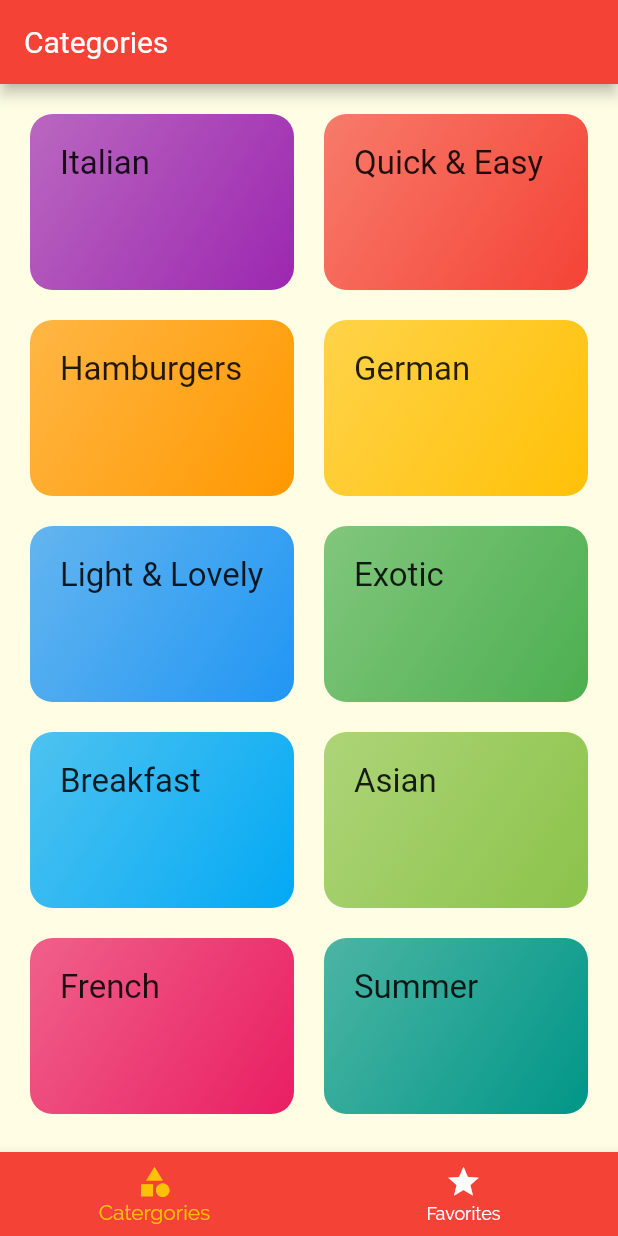
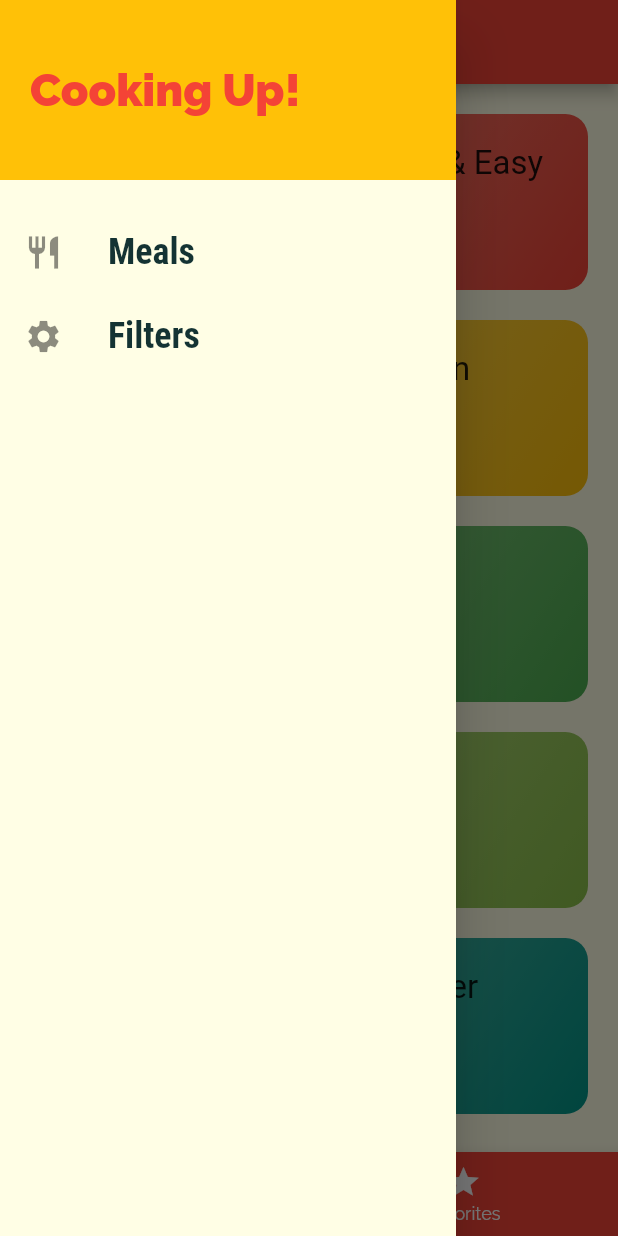
Before and after one commit to archrave/Pocket-Recipes-App, a Flutter app: the screen it shows after launch, with the side drawer open (before the commit the screen has no drawer), on a phone screen of 412 x 824 dp. Run offline on Flutter 3.47's test engine with Material 2 defaults, Android fonts, the phone set to English and light mode, and no system bars.

Commit message:
Added a side drawer

```diff
--- a/lib/screens/tabs_screen.dart
+++ b/lib/screens/tabs_screen.dart
@@ -1,4 +1,5 @@
 import 'package:flutter/material.dart';
+import '../widgets/main_drawer.dart';
 import './categories_screen.dart';
 import './favorites_screen.dart';
 
@@ -29,6 +30,7 @@ class _TabsScreenState extends State<TabsScreen> {
           _tabList[_selectedPageIndex]['title'],
         ),
       ),
+      drawer: MainDrawer(),
       bottomNavigationBar: BottomNavigationBar(
         onTap: _selectPage,
         backgroundColor: Theme.of(context).primaryColor,
--- /dev/null
+++ b/lib/widgets/main_drawer.dart
@@ -0,0 +1,50 @@
+import 'package:flutter/material.dart';
+
+class MainDrawer extends StatelessWidget {
+  Widget buildListtile(IconData icon, String title) {
+    return ListTile(
+      leading: Icon(
+        icon,
+        size: 26,
+      ),
+      title: Text(
+        title,
+        style: TextStyle(
+            fontFamily: 'RobotoCondensed',
+            fontWeight: FontWeight.bold,
+            fontSize: 24),
+      ),
+      onTap: () {},
+    );
+  }
+
+  @override
+  Widget build(BuildContext context) {
+    return Drawer(
+      child: Column(
+        children: [
+          Container(
+            height: 120,
+            width: double.infinity,
+            padding: EdgeInsets.all(20),
+            alignment: Alignment.centerLeft,
+            color: Theme.of(context).accentColor,
+            child: Text(
+              'Cooking Up!',
+              style: TextStyle(
+                fontWeight: FontWeight.w900,
+                fontSize: 30,
+                color: Theme.of(context).primaryColor,
+              ),
+            ),
+          ),
+          SizedBox(
+            height: 20,
+          ),
+          buildListtile(Icons.restaurant, 'Meals'),
+          buildListtile(Icons.settings, 'Filters'),
+        ],
+      ),
+    );
+  }
+}
```
